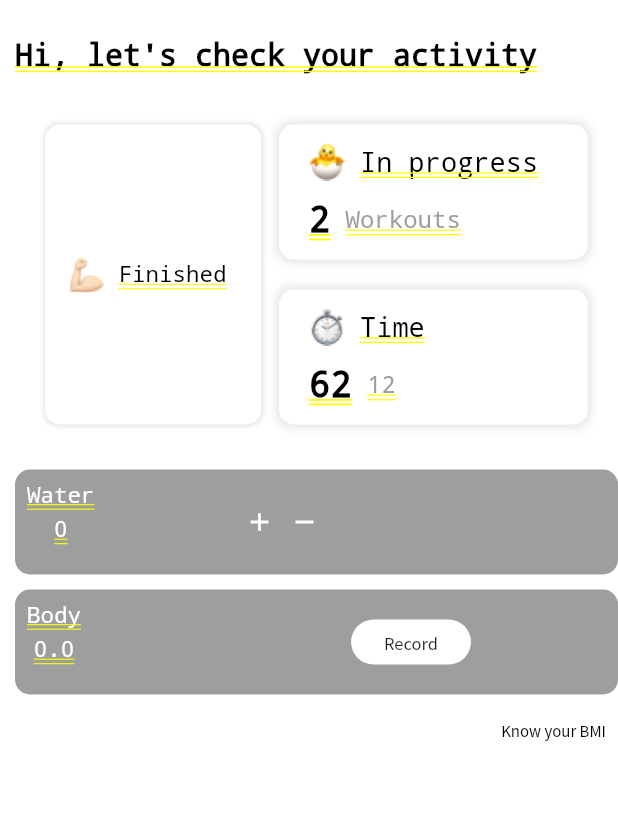
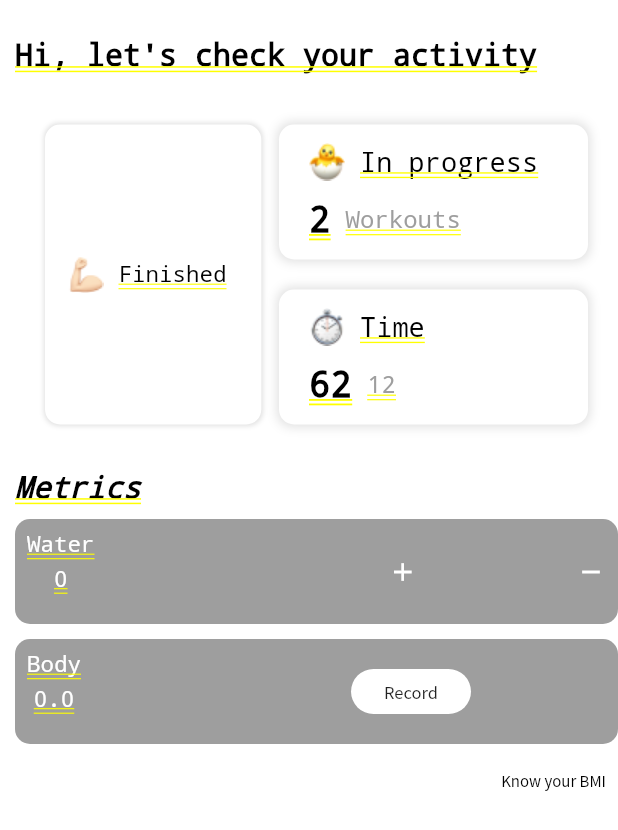
Before and after one commit to mobisa-012/analytics_page, a Flutter app: the screen it shows after launch, on a phone screen of 412 x 824 dp. Shown: the top 830 px of the screen. Run offline on Flutter 3.47's test engine with Material 2 defaults, Android fonts, the light colour scheme and no system bars.

Commit message:
added a widget

```diff
--- a/analytics_page2/lib/analytics_page.dart
+++ b/analytics_page2/lib/analytics_page.dart
@@ -35,10 +35,29 @@ class _AnalyticsPageState extends State<AnalyticsPage> {
           const SizedBox(
             height: 30,
           ),
+          _createMetricsText(),
+          const SizedBox(
+            height: 10,
+          ),
           _createMetrics(context),
           _knowYourBMI(),
         ],
       ),
+    );
+  }
+
+  Widget _createMetricsText() {
+    return Row(
+      mainAxisAlignment: MainAxisAlignment.start,
+      children: const[
+        Text('Metrics',
+        style: TextStyle(
+          fontSize: 20,
+          fontWeight: FontWeight.w600,
+          fontStyle: FontStyle.italic,
+          color: Colors.black
+        ),)
+      ],
     );
   }
 
@@ -84,6 +103,7 @@ class _AnalyticsPageState extends State<AnalyticsPage> {
         decoration: BoxDecoration(
             borderRadius: BorderRadius.circular(10), color: Colors.black38),
         child: Row(
+          mainAxisAlignment: MainAxisAlignment.spaceBetween,
           children: [
             Column(
               children: [
```
